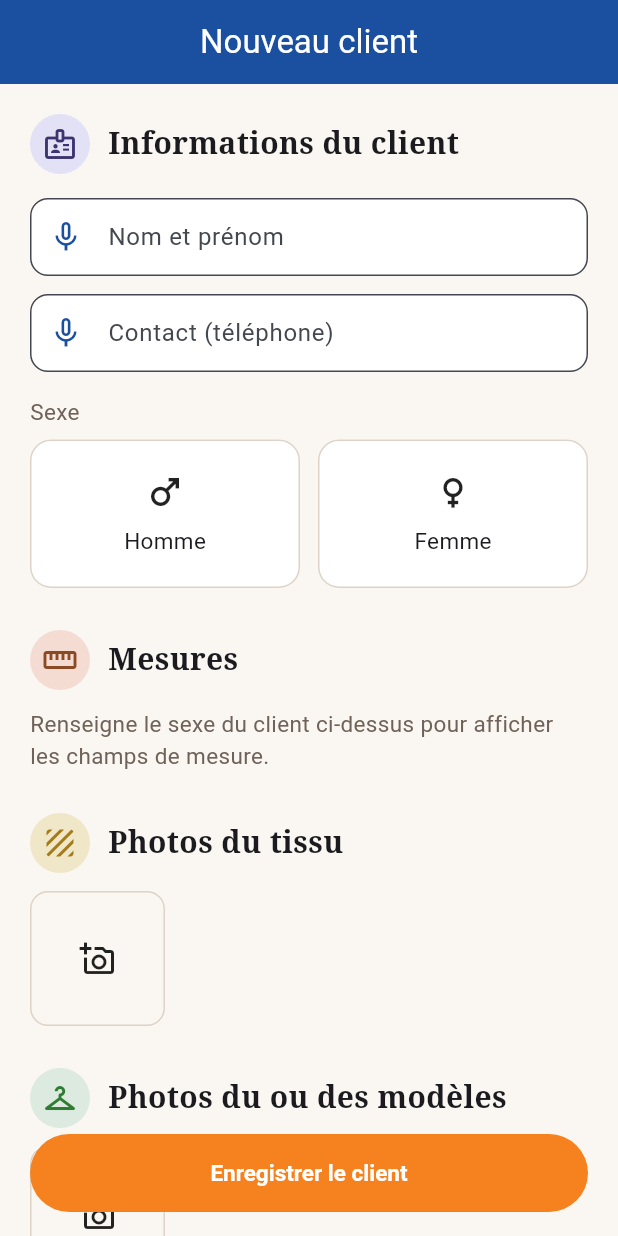
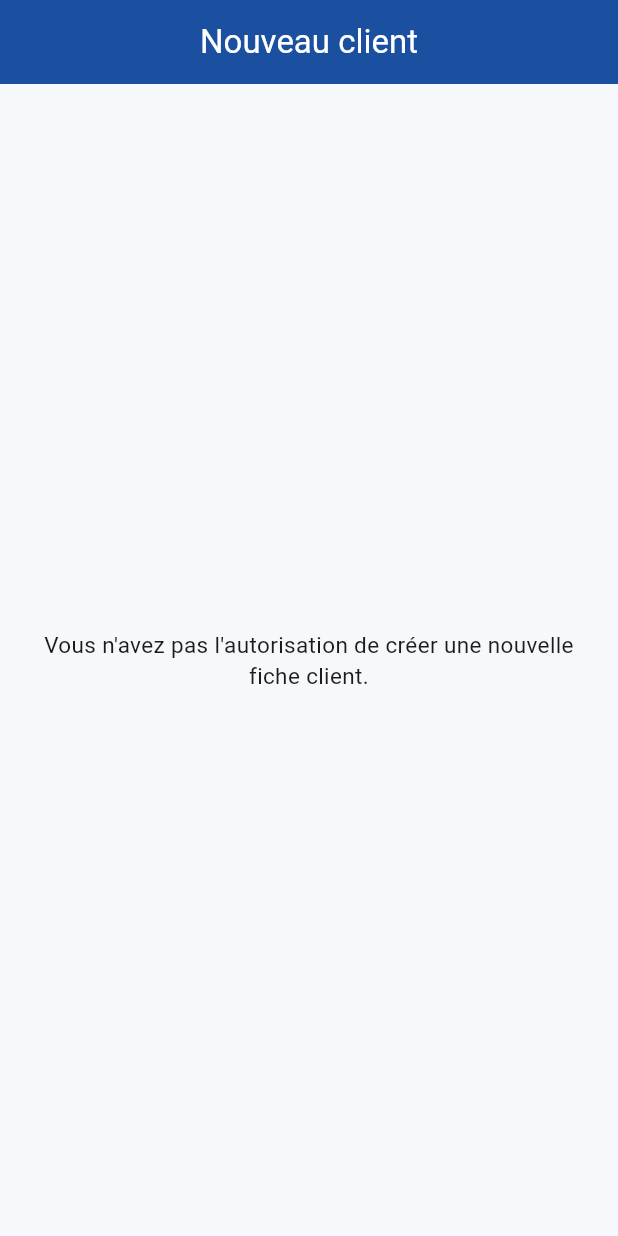
Before and after one commit to ouattaradanou-debug/forevercare-ai, a Flutter app: the EcranNouveauClient screen opened by its route, on a phone screen of 412 x 824 dp. Run offline on Flutter 3.47's test engine with Material 3 defaults, Android fonts, the phone set to English and light mode, and no system bars; our stand-ins replace audioplayers, cached_network_image, connectivity_plus, drift, flutter_contacts, flutter_image_compress and 16 more; missing offline and left inert: record; accounts and stored records are empty; generated files the repository leaves out were written again.

Commit message:
Restreint "Nouveau client" sans permission, ouvre l'historique des ventes du jour à l'apprenti
"Nouveau client" (tuile d'accueil + écran lui-même) exigeait en pratique
aucune permission : la tuile était toujours visible et l'écran n'avait
aucun garde-fou, seule la RLS bloquait la sauvegarde finale après que
l'apprenti ait rempli tout le formulaire. Ajoute la vérification
`creerClient` aux deux endroits, comme pour "Mes clients".

Ouvre aussi "Historique des ventes" à un apprenti avec la permission
`ventes`, mais limité au jour (le sélecteur semaine/mois/année reste
réservé au propriétaire). "Suivi des finances" (commandes/paiements par
client) n'est pas concerné et reste inaccessible, comme avant.

```diff
--- a/atelier_plus/lib/features/clients/presentation/ecran_nouveau_client.dart
+++ b/atelier_plus/lib/features/clients/presentation/ecran_nouveau_client.dart
@@ -23,6 +23,7 @@ import '../../finances/providers/finances_providers.dart';
 import '../../mesures/providers/gabarits_providers.dart';
 import '../../mesures/providers/mesures_providers.dart';
 import '../../mesures/utils/choix_gabarit.dart';
+import '../../permissions/providers/permissions_providers.dart';
 import '../../rendezvous/providers/rendezvous_providers.dart';
 import '../providers/clients_providers.dart';
 import '../providers/photos_providers.dart';
@@ -488,6 +489,32 @@ class _EcranNouveauClientState extends ConsumerState<EcranNouveauClient> {
 
   @override
   Widget build(BuildContext context) {
+    // Vérifié ICI, avant même d'afficher le formulaire — pas seulement caché
+    // par la tuile "Nouveau client" de l'accueil — pour qu'un apprenti sans
+    // la permission `creerClient` ne puisse jamais remplir tout le
+    // formulaire avant d'essuyer un refus de la RLS au moment d'enregistrer.
+    final estProprietaire = ref.watch(estProprietaireProvider);
+    final permissions = ref.watch(mesPermissionsProvider).valueOrNull;
+    final peutCreerClient = estProprietaire || (permissions?.creerClient ?? false);
+    if (!peutCreerClient) {
+      return Scaffold(
+        appBar: AppBar(
+          title: const Text('Nouveau client'),
+          backgroundColor: _bleuSeda,
+          foregroundColor: Colors.white,
+        ),
+        body: const Center(
+          child: Padding(
+            padding: EdgeInsets.all(24),
+            child: Text(
+              'Vous n\'avez pas l\'autorisation de créer une nouvelle fiche client.',
+              textAlign: TextAlign.center,
+            ),
+          ),
+        ),
+      );
+    }
+
     return Scaffold(
       backgroundColor: const Color(0xFFFAF6F1),
       appBar: AppBar(
--- a/atelier_plus/lib/features/ventes/presentation/ecran_historique_ventes_menu.dart
+++ b/atelier_plus/lib/features/ventes/presentation/ecran_historique_ventes_menu.dart
@@ -5,6 +5,7 @@ import 'package:go_router/go_router.dart';
 import '../../../core/router/app_router.dart';
 import '../../../data/models/categorie_vente.dart';
 import '../../auth/providers/auth_providers.dart';
+import '../../permissions/providers/permissions_providers.dart';
 
 const _bleuSeda = Color(0xFF1B4FA0);
 
@@ -13,15 +14,17 @@ const _bleuSeda = Color(0xFF1B4FA0);
 /// stock" — pour que le tailleur voie toujours une seule catégorie à la
 /// fois plutôt que les trois mélangées sur un même écran.
 ///
-/// Réservé au propriétaire : un apprenti autorisé à enregistrer des ventes
-/// (permission `ventes`) n'a pas pour autant accès à l'historique complet
-/// — voir la remarque sur EcranVentes.
+/// Accessible au propriétaire, ou à un apprenti avec la permission `ventes`
+/// — mais ce dernier ne voit alors que l'historique du jour (voir
+/// EcranHistoriqueVentes), jamais semaine/mois/année.
 class EcranHistoriqueVentesMenu extends ConsumerWidget {
   const EcranHistoriqueVentesMenu({super.key});
 
   @override
   Widget build(BuildContext context, WidgetRef ref) {
     final estProprietaire = ref.watch(estProprietaireProvider);
+    final permissions = ref.watch(mesPermissionsProvider).valueOrNull;
+    final peutVentes = estProprietaire || (permissions?.ventes ?? false);
 
     return Scaffold(
       appBar: AppBar(
@@ -29,12 +32,12 @@ class EcranHistoriqueVentesMenu extends ConsumerWidget {
         backgroundColor: _bleuSeda,
         foregroundColor: Colors.white,
       ),
-      body: !estProprietaire
+      body: !peutVentes
           ? const Center(
               child: Padding(
                 padding: EdgeInsets.all(24),
                 child: Text(
-                  'Seul le propriétaire de l\'atelier peut consulter l\'historique des ventes.',
+                  'Vous n\'avez pas accès à l\'historique des ventes.',
                   textAlign: TextAlign.center,
                 ),
               ),
--- a/atelier_plus/lib/features/ventes/presentation/ecran_ventes.dart
+++ b/atelier_plus/lib/features/ventes/presentation/ecran_ventes.dart
@@ -101,7 +101,7 @@ class EcranVentes extends ConsumerWidget {
               ),
               const SizedBox(height: 12),
             ],
-            if (estProprietaire) ...[
+            if (peutVentes) ...[
               const SizedBox(height: 8),
               OutlinedButton.icon(
                 onPressed: () => context.push(AppRoutes.historiqueVentes),
```
Also changed, not shown: atelier_plus/lib/features/auth/presentation/ecran_accueil_provisoire.dart (+7 -1 lines), atelier_plus/lib/features/ventes/presentation/ecran_historique_ventes.dart (+15 -3 lines).
